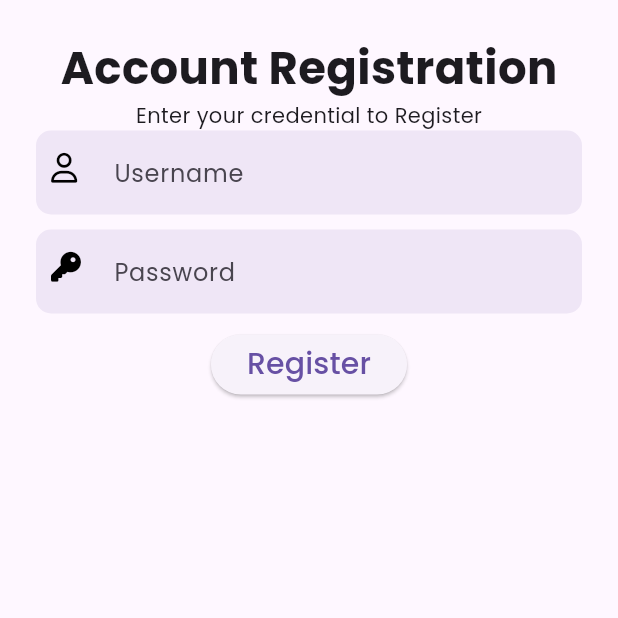
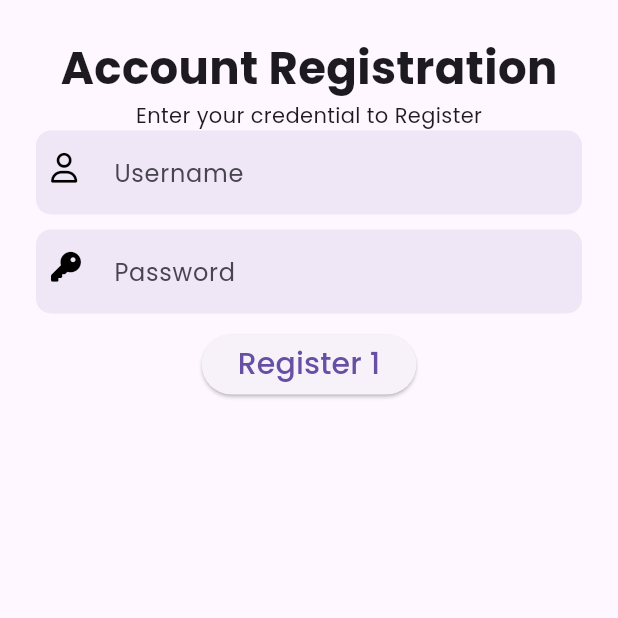
Before and after one commit to Suinan-debug/testingapp, a Flutter app: the HomeView screen opened directly, on a phone screen of 412 x 824 dp, the top half of it. Run offline on Flutter 3.47's test engine with Material 3 defaults, Android fonts, the phone set to English and light mode, and no system bars; our stand-ins replace font_awesome_flutter, google_fonts.

Commit message:
Fixed Register form

```diff
--- a/lib/screen/home_view.dart
+++ b/lib/screen/home_view.dart
@@ -109,7 +109,7 @@ class _HomeViewState extends State<HomeView> {
         ElevatedButton(
           onPressed: () {},
           child: Text(
-            "Register",
+            "Register 1",
             style: TextStyle(fontSize: 20),
           ),
         )
```
